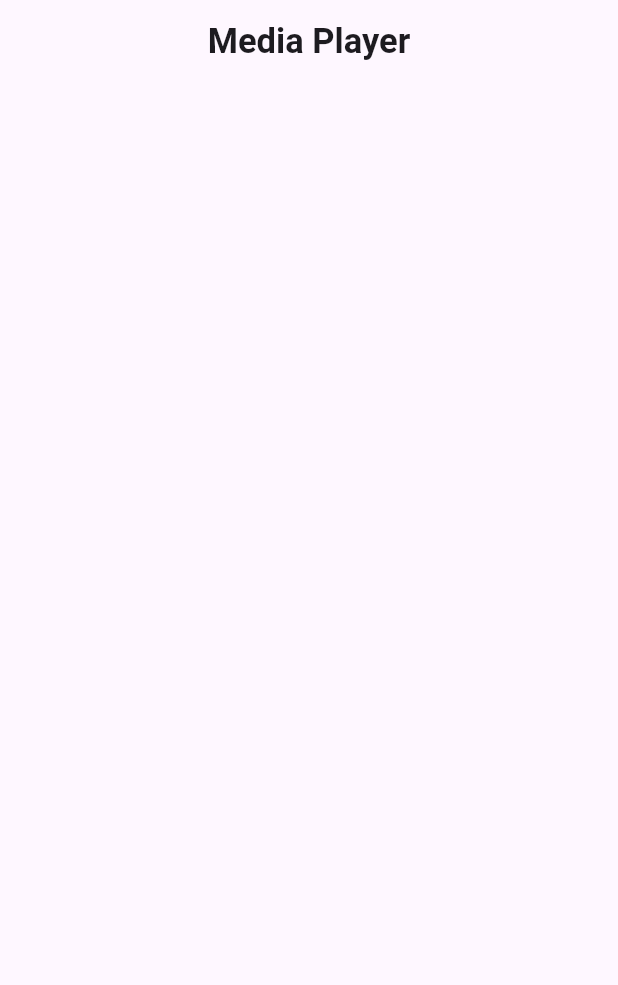
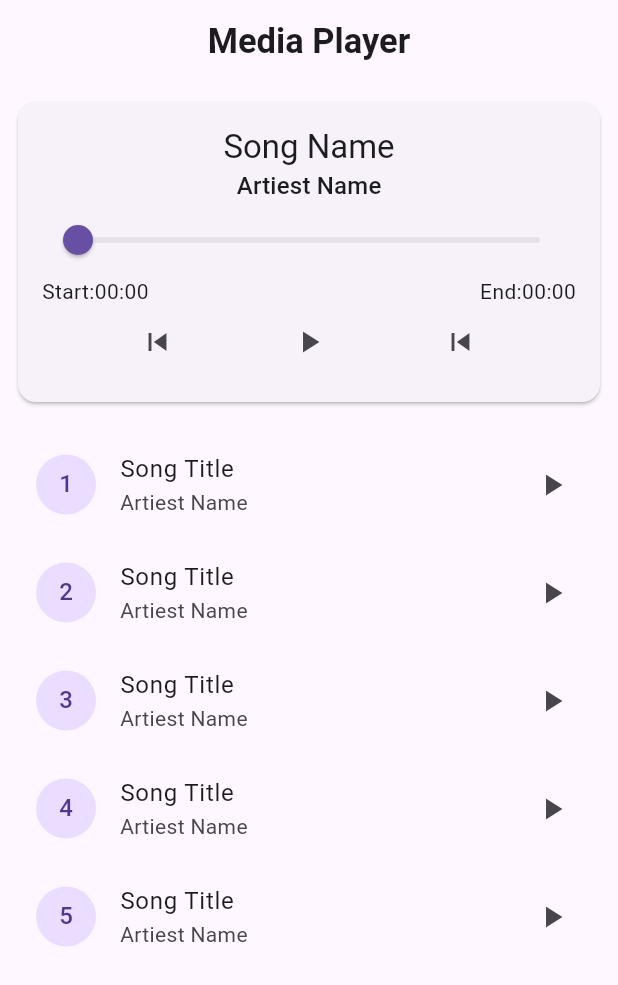
Before and after one commit to Marjan-maxa/Media-Player-Application, a Flutter app: the screen it shows after launch, on a phone screen of 412 x 824 dp. Shown: the top 985 px of the screen. Run offline on Flutter 3.47's test engine with Material 3 defaults, Android fonts, the phone set to English and light mode, and no system bars; our stand-ins replace audioplayers.

Commit message:
file added

```diff
--- a/lib/media_player_app.dart
+++ b/lib/media_player_app.dart
@@ -1,5 +1,5 @@
 import 'package:flutter/material.dart';
-
+import 'package:audioplayers/audioplayers.dart';
 class MediaPlayerApp extends StatefulWidget {
   const MediaPlayerApp({super.key});
 
@@ -8,6 +8,12 @@ class MediaPlayerApp extends StatefulWidget {
 }
 
 class _MediaPlayerAppState extends State<MediaPlayerApp> {
+
+  final AudioPlayer _audioPlayer=AudioPlayer();
+  List _playlist=[
+    'https://samplelib.com/lib/preview/mp3/sample-3s.mp3'
+  ];
+
   @override
   Widget build(BuildContext context) {
     return Scaffold(
@@ -15,6 +21,67 @@ class _MediaPlayerAppState extends State<MediaPlayerApp> {
         title: Text('Media Player',style: TextStyle(fontSize: 23,fontWeight: FontWeight.bold),),
         centerTitle: true,
       ),
-    );
+      body: Padding(
+        padding: const EdgeInsets.all(8.0),
+        child: Column(
+
+          children:
+          [
+            Card(
+              child: Padding(
+                padding: const EdgeInsets.all(16.0),
+                child: Column(
+                  children: [
+
+                    Text('Song Name',style: Theme.of(context).textTheme.titleLarge,),
+                Text('Artiest Name',style: Theme.of(context).textTheme.titleMedium,),
+                Slider(value: 0, onChanged: (value){}),
+                Row(
+                  mainAxisAlignment: MainAxisAlignment.spaceBetween,
+                  children: [
+                    Text('Start:00:00'),
+                    Text('End:00:00')
+                  ],
+                ),
+                Row(
+                  mainAxisAlignment: MainAxisAlignment.spaceEvenly,
+                  children: [
+                    IconButton(onPressed: (){}, icon: Icon(Icons.skip_previous)),
+                    IconButton(onPressed: (){}, icon: Icon(Icons.play_arrow)),
+                    IconButton(onPressed: (){}, icon: Icon(Icons.skip_previous))
+                  ],
+                )
+
+                    ],
+                ),
+              ),
+
+            ),
+            const SizedBox(height: 15,),
+            Expanded(
+              child: ListView.builder(
+                itemCount: 5,
+                  itemBuilder: (context,index){
+                  return ListTile(
+                    title: Text('Song Title'),
+                    subtitle: Text('Artiest Name'),
+                    trailing: Icon(Icons.play_arrow),
+                    leading: CircleAvatar(
+                      child: Text('${index+1}'),
+                    ),
+                    onTap: (){
+                      _audioPlayer.play(UrlSource(_playlist[0]));
+                    },
+                  );
+
+              }),
+            )
+
+          ],
+
+        ),
+      )
+
+      );
   }
 }
--- a/pubspec.yaml
+++ b/pubspec.yaml
@@ -31,9 +31,11 @@ dependencies:
   flutter:
     sdk: flutter
 
+
   # The following adds the Cupertino Icons font to your application.
   # Use with the CupertinoIcons class for iOS style icons.
   cupertino_icons: ^1.0.8
+
 
 dev_dependencies:
   flutter_test:
@@ -45,6 +47,7 @@ dev_dependencies:
   # package. See that file for information about deactivating specific lint
   # rules and activating additional ones.
   flutter_lints: ^5.0.0
+  audioplayers: ^6.5.1
 
 # For information on the generic Dart part of this file, see the
 # following page: https://dart.dev/tools/pub/pubspec
```
Also changed, not shown: pubspec.lock, 1 other file.
